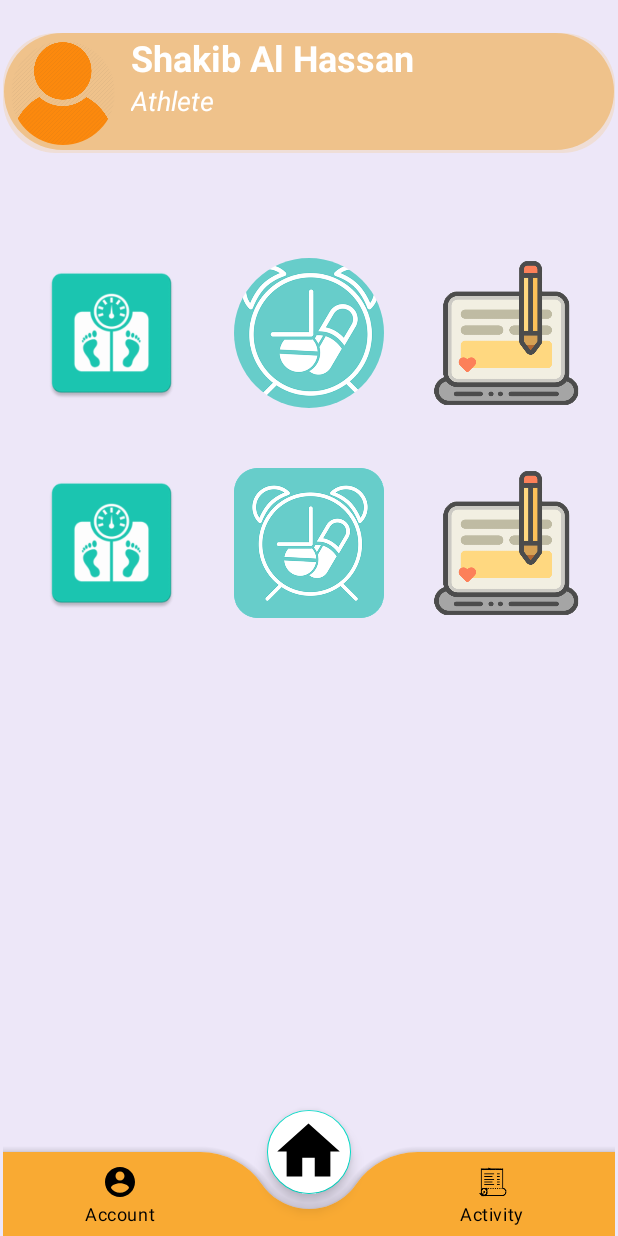
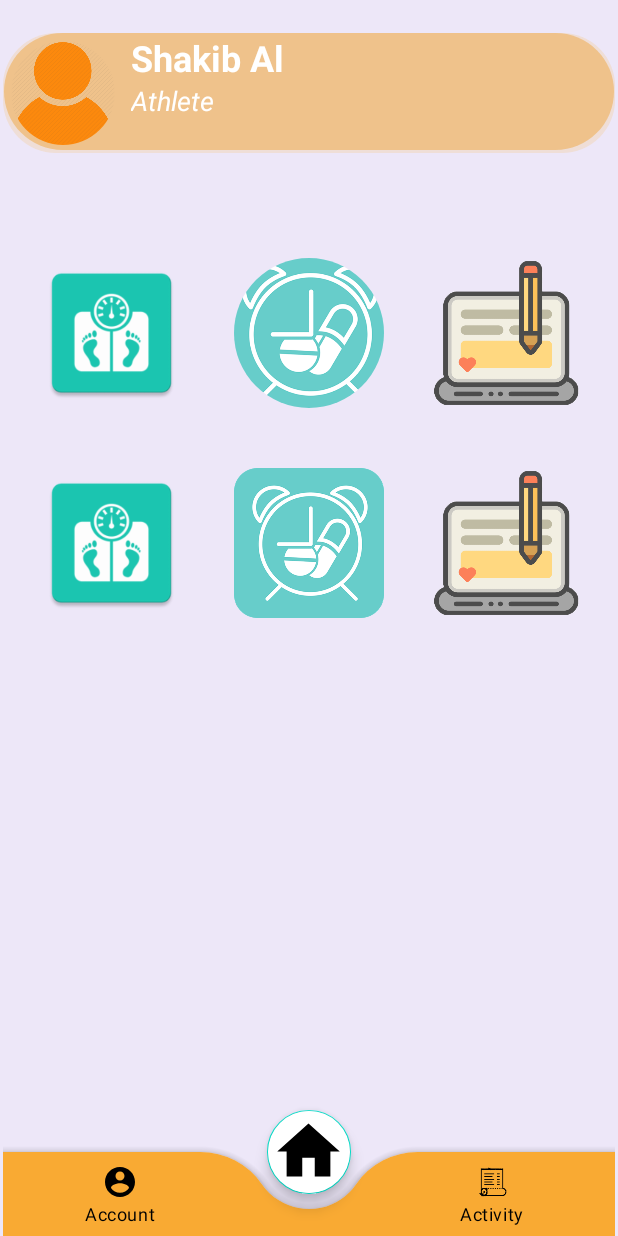
Before and after one commit to JobairulHassan/Ucare, an Android app: the screen it shows after launch (MainActivity), on a phone screen of 412 x 824 dp. Run offline under Robolectric (Android 15) with nearby library versions, the phone set to English and light mode, and no system bars; our stand-ins replace CircleImageView.

Commit message:
initial check

```diff
--- a/app/src/main/res/layout/activity_main.xml
+++ b/app/src/main/res/layout/activity_main.xml
@@ -36,7 +36,7 @@
                     android:layout_height="wrap_content"
                     android:layout_toRightOf="@id/user_pic"
                     android:paddingLeft="5dp"
-                    android:text="Shakib Al Hassan"
+                    android:text="Shakib Al"
                     android:textColor="@color/white"
                     android:textSize="24sp"
                     android:textStyle="bold" />
```
